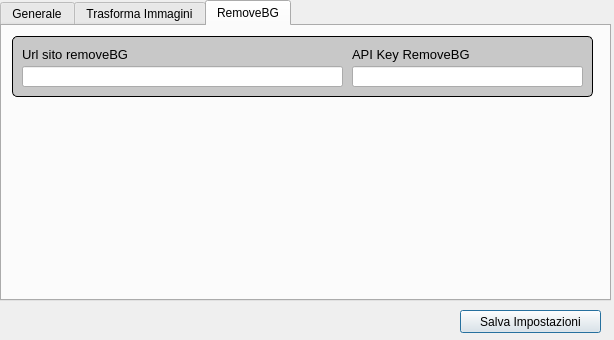
First picture: the form in WindowWidgets/Settings/optionsWidget.ui, repository RobertoRomolini/FotoMaster, before the edit.
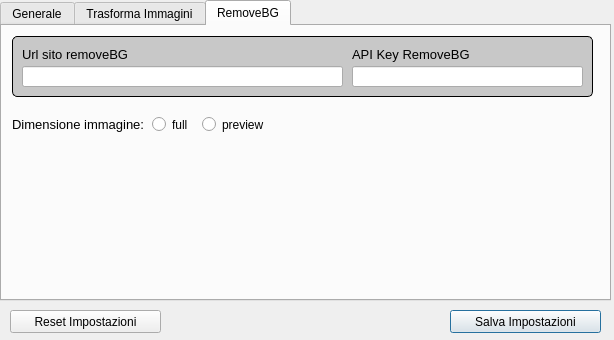
Second picture: the form after the edit. The open tabs and pages were chosen to show the change. Icons and pictures are not drawn. Custom widgets are drawn as their Qt base class.

Commit message: Move remove bg image size from mainwindow to settings

```diff
--- a/WindowWidgets/Settings/optionsWidget.ui
+++ b/WindowWidgets/Settings/optionsWidget.ui
@@ -22,9 +22,9 @@
   <widget class="QPushButtonGreen" name="saveSettings">
    <property name="geometry">
     <rect>
-     <x>460</x>
+     <x>450</x>
      <y>310</y>
-     <width>141</width>
+     <width>151</width>
      <height>23</height>
     </rect>
    </property>
@@ -523,19 +523,6 @@
       <string>Percentuale margine dal bordo</string>
      </property>
     </widget>
-    <widget class="QPushButtonBlue" name="reset_settings">
-     <property name="geometry">
-      <rect>
-       <x>460</x>
-       <y>240</y>
-       <width>141</width>
-       <height>23</height>
-      </rect>
-     </property>
-     <property name="text">
-      <string>Reset Impostazioni</string>
-     </property>
-    </widget>
     <widget class="QLabel" name="label_11">
      <property name="geometry">
       <rect>
@@ -801,8 +788,71 @@
       <string>API Key RemoveBG</string>
      </property>
     </widget>
+    <widget class="QLabel" name="label_14">
+     <property name="geometry">
+      <rect>
+       <x>10</x>
+       <y>90</y>
+       <width>141</width>
+       <height>16</height>
+      </rect>
+     </property>
+     <property name="font">
+      <font>
+       <pointsize>10</pointsize>
+      </font>
+     </property>
+     <property name="text">
+      <string>Dimensione immagine:</string>
+     </property>
+    </widget>
+    <widget class="QRadioButtonCustom" name="radioButtonSizeFull">
+     <property name="geometry">
+      <rect>
+       <x>150</x>
+       <y>90</y>
+       <width>51</width>
+       <height>17</height>
+      </rect>
+     </property>
+     <property name="text">
+      <string>full</string>
+     </property>
+     <attribute name="buttonGroup">
+      <string notr="true">removeBgImageSize</string>
+     </attribute>
+    </widget>
+    <widget class="QRadioButtonCustom" name="radioButtonSizePreview">
+     <property name="geometry">
+      <rect>
+       <x>200</x>
+       <y>90</y>
+       <width>71</width>
+       <height>17</height>
+      </rect>
+     </property>
+     <property name="text">
+      <string>preview</string>
+     </property>
+     <attribute name="buttonGroup">
+      <string notr="true">removeBgImageSize</string>
+     </attribute>
+    </widget>
    </widget>
   </widget>
+  <widget class="QPushButtonBlue" name="reset_settings">
+   <property name="geometry">
+    <rect>
+     <x>10</x>
+     <y>310</y>
+     <width>151</width>
+     <height>23</height>
+    </rect>
+   </property>
+   <property name="text">
+    <string>Reset Impostazioni</string>
+   </property>
+  </widget>
  </widget>
  <customwidgets>
   <customwidget>
```
Left out of the diff: 6 changed lines with no effect on the pictures. The commit also changes 4 other files.
